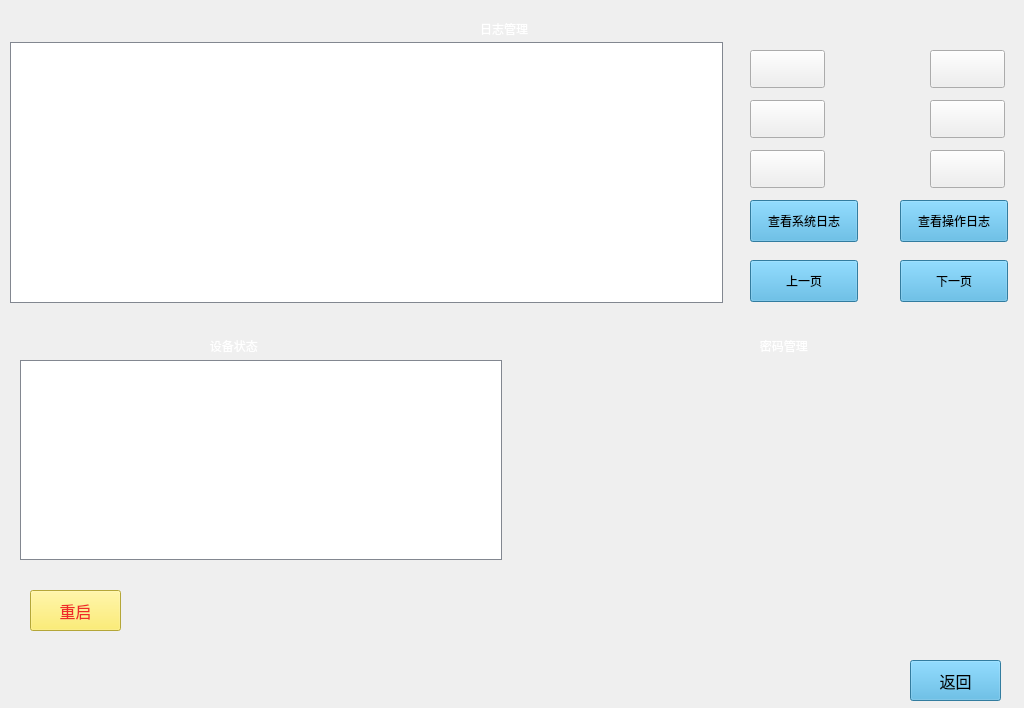
The window that cctv/sysmanage.ui (1157889734/cctvmonitor) describes before a commit, drawn with Qt 5.
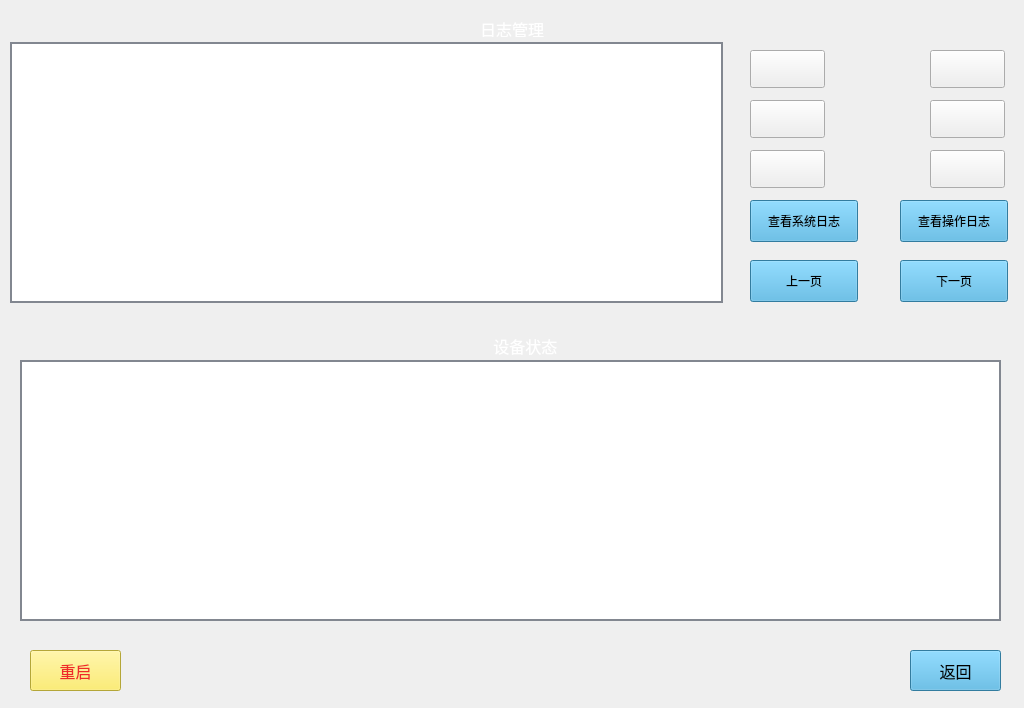
The same window after the commit. Icons and pictures are not drawn.

Commit message: 1.系统管理界面增加重启功能，界面调整  2。去掉多余的代码

The edit to the form file:
```diff
--- a/cctv/sysmanage.ui
+++ b/cctv/sysmanage.ui
@@ -15,7 +15,7 @@
   </property>
   <property name="styleSheet">
    <string notr="true">#sysManage { 
-border-image: url(:/res/bg_system.png);} 
+border-image: url(:/res/bg_system0.png);} 
 #sysManage * { 
 border-image:url(); 
 }
@@ -24,12 +24,17 @@
   <widget class="QLabel" name="label">
    <property name="geometry">
     <rect>
-     <x>200</x>
+     <x>480</x>
      <y>330</y>
      <width>91</width>
      <height>31</height>
     </rect>
    </property>
+   <property name="font">
+    <font>
+     <pointsize>12</pointsize>
+    </font>
+   </property>
    <property name="styleSheet">
     <string notr="true">color: rgb(255, 255, 255);</string>
    </property>
@@ -37,27 +42,11 @@
     <string>   设备状态</string>
    </property>
   </widget>
-  <widget class="QLabel" name="label_2">
-   <property name="geometry">
-    <rect>
-     <x>750</x>
-     <y>330</y>
-     <width>91</width>
-     <height>31</height>
-    </rect>
-   </property>
-   <property name="styleSheet">
-    <string notr="true">color: rgb(255, 255, 255);</string>
-   </property>
-   <property name="text">
-    <string>   密码管理</string>
-   </property>
-  </widget>
   <widget class="QPushButton" name="restartButton">
    <property name="geometry">
     <rect>
      <x>30</x>
-     <y>590</y>
+     <y>650</y>
      <width>91</width>
      <height>41</height>
     </rect>
@@ -79,7 +68,7 @@
    <property name="geometry">
     <rect>
      <x>910</x>
-     <y>660</y>
+     <y>650</y>
      <width>91</width>
      <height>41</height>
     </rect>
@@ -102,19 +91,20 @@
     <rect>
      <x>20</x>
      <y>360</y>
-     <width>482</width>
-     <height>200</height>
+     <width>981</width>
+     <height>261</height>
     </rect>
    </property>
    <property name="focusPolicy">
     <enum>Qt::NoFocus</enum>
    </property>
    <property name="styleSheet">
-    <string notr="true">border-style: none;
-background-color: rgb(255, 255, 255);
+    <string notr="true">background-color: rgb(255, 255, 255);
 gridline-color: rgb(130, 135, 144);
 border-color: rgb(130, 135, 144);
-border-width: 1px;border-style: solid;</string>
+border-width: 2px;border-style: solid;
+
+</string>
    </property>
    <attribute name="horizontalHeaderVisible">
     <bool>true</bool>
@@ -129,6 +119,11 @@
      <height>17</height>
     </rect>
    </property>
+   <property name="font">
+    <font>
+     <pointsize>12</pointsize>
+    </font>
+   </property>
    <property name="styleSheet">
     <string notr="true">color: rgb(255, 255, 255);</string>
    </property>
@@ -149,11 +144,10 @@
     <enum>Qt::NoFocus</enum>
    </property>
    <property name="styleSheet">
-    <string notr="true">border-style: none;
-background-color: rgb(255, 255, 255);
+    <string notr="true">background-color: rgb(255, 255, 255);
 gridline-color: rgb(130, 135, 144);
 border-color: rgb(130, 135, 144);
-border-width: 1px;border-style: solid;</string>
+border-width: 2px;border-style: solid;</string>
    </property>
   </widget>
   <widget class="QLabel" name="yearLabel">
@@ -435,7 +429,6 @@
    </property>
   </widget>
   <zorder>label</zorder>
-  <zorder>label_2</zorder>
   <zorder>restartButton</zorder>
   <zorder>backButton</zorder>
   <zorder>devStatusTableWidget</zorder>
```
The commit also changes 10 other files.
